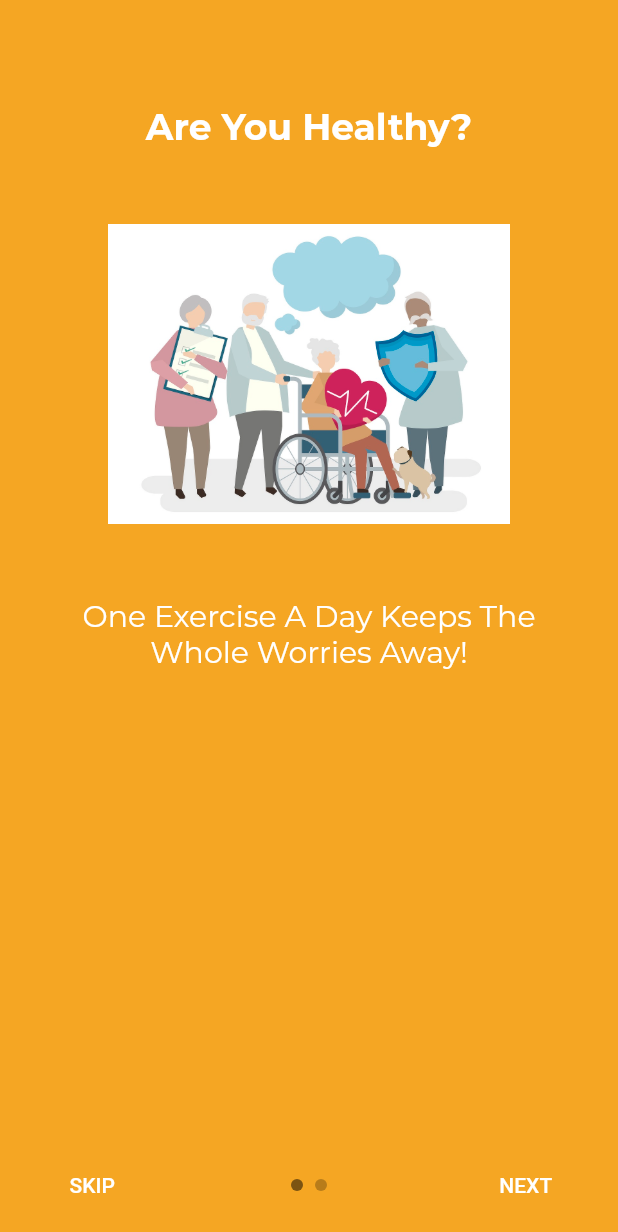
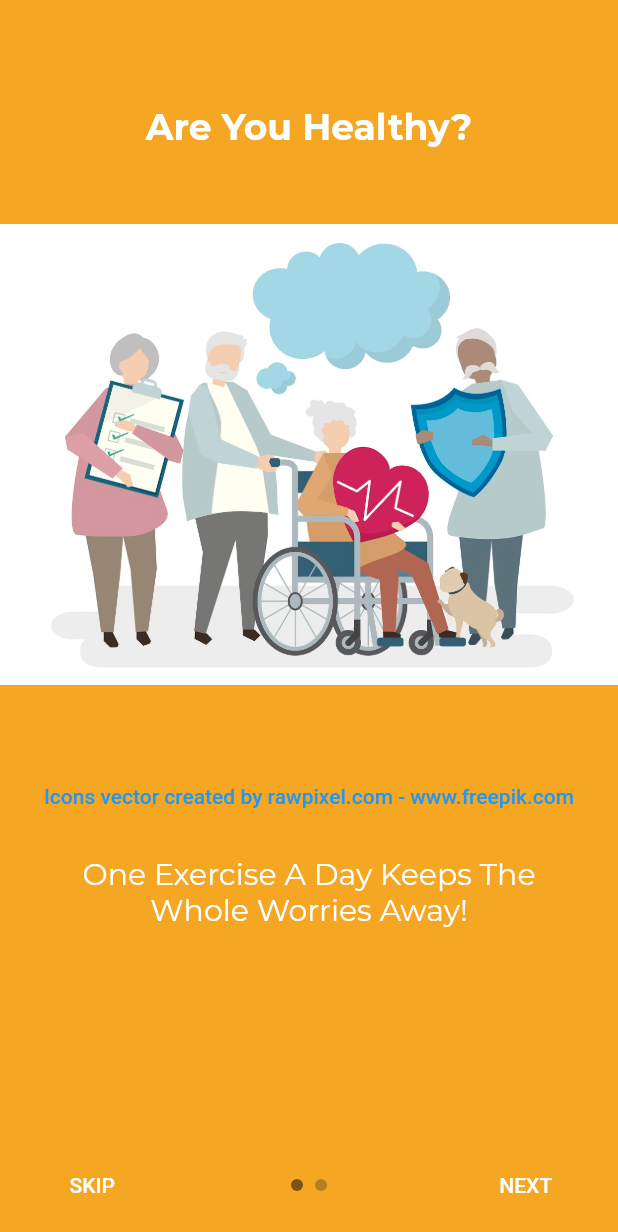
Before and after one commit to jovaandres/elderly, a Flutter app: the screen it shows after launch, on a phone screen of 412 x 824 dp. Shown: the top 1232 px of the screen. Run offline on Flutter 3.47's test engine with Material 2 defaults, Android fonts, the phone set to English and light mode, and no system bars; drawn by our look-alikes of intro_slider; our stand-ins replace cloud_firestore, contacts_service, firebase_auth, firebase_core, firebase_storage, flutter_datetime_picker and 11 more; missing offline and left inert: aes_crypt, android_alarm_manager, encrypt; accounts and stored records are empty.

Commit message:
add attribute to image from freepik

```diff
--- a/lib/ui/authentication/intro_screen.dart
+++ b/lib/ui/authentication/intro_screen.dart
@@ -1,6 +1,7 @@
 import 'package:flutter/material.dart';
 import 'package:intro_slider/intro_slider.dart';
 import 'package:intro_slider/slide_object.dart';
+import 'package:url_launcher/url_launcher.dart';
 import 'package:workout_flutter/common/constant.dart';
 import 'package:workout_flutter/common/navigation.dart';
 import 'package:workout_flutter/ui/authentication/login_page.dart';
@@ -22,8 +23,7 @@ class IntroScreenState extends State<IntroScreen> {
     slides.add(
       Slide(
         title: "Are You Healthy?",
-        description: "One Exercise A Day Keeps The Whole Worries Away!",
-        pathImage: "assets/slide_1.jpg",
+        centerWidget: Image.asset('assets/slide_1.jpg'),
         backgroundColor: Color(0xfff5a623),
         styleTitle: textStyle.copyWith(
           fontSize: 24,
@@ -34,13 +34,39 @@ class IntroScreenState extends State<IntroScreen> {
           fontSize: 20,
           color: Colors.white,
         ),
+        widgetDescription: Column(
+          mainAxisAlignment: MainAxisAlignment.center,
+          children: [
+            TextButton(
+              child: Text(
+                "Icons vector created by rawpixel.com - www.freepik.com",
+                textAlign: TextAlign.center,
+              ),
+              onPressed: () async {
+                if (await canLaunch("https://www.freepik.com/vectors/icons")) {
+                  await launch("https://www.freepik.com/vectors/icons");
+                } else {
+                  throw 'Could not launch';
+                }
+              },
+            ),
+            SizedBox(height: 16),
+            Text(
+              "One Exercise A Day Keeps The Whole Worries Away!",
+              textAlign: TextAlign.center,
+              style: textStyle.copyWith(
+                fontSize: 20,
+                color: Colors.white,
+              ),
+            ),
+          ],
+        ),
       ),
     );
     slides.add(
       Slide(
         title: "Are Your Happy?",
-        description: "Be Happy And Enjoy Life",
-        pathImage: "assets/slide_3.jpg",
+        centerWidget: Image.asset("assets/slide_3.jpg"),
         backgroundColor: Color(0xff9932CC),
         styleTitle: textStyle.copyWith(
           fontSize: 24,
@@ -50,6 +76,33 @@ class IntroScreenState extends State<IntroScreen> {
         styleDescription: textStyle.copyWith(
           fontSize: 20,
           color: Colors.white,
+        ),
+        widgetDescription: Column(
+          children: [
+            TextButton(
+              child: Text(
+                "Background vector created by rawpixel.com - www.freepik.com",
+                textAlign: TextAlign.center,
+              ),
+              onPressed: () async {
+                if (await canLaunch(
+                    "https://www.freepik.com/vectors/background")) {
+                  await launch("https://www.freepik.com/vectors/background");
+                } else {
+                  throw 'Could not launch';
+                }
+              },
+            ),
+            SizedBox(height: 16),
+            Text(
+              "Be Happy And Enjoy Life",
+              textAlign: TextAlign.center,
+              style: textStyle.copyWith(
+                fontSize: 20,
+                color: Colors.white,
+              ),
+            ),
+          ],
         ),
       ),
     );
--- a/lib/ui/authentication/login_page.dart
+++ b/lib/ui/authentication/login_page.dart
@@ -172,8 +172,8 @@ class _LoginPageState extends State<LoginPage> {
                   });
                   try {
                     FocusScope.of(context).unfocus();
-                    final inputEmail = _emailFieldController.text;
-                    final inputPassword = _passwordFieldController.text;
+                    final inputEmail = _emailFieldController.text.trim();
+                    final inputPassword = _passwordFieldController.text.trim();
 
                     await auth.signInWithEmailAndPassword(
                         email: inputEmail, password: inputPassword);
--- a/lib/ui/user_profile.dart
+++ b/lib/ui/user_profile.dart
@@ -145,6 +145,7 @@ class UserProfileState extends State<UserProfile> {
                                           mainAxisSize: MainAxisSize.min,
                                           children: [
                                             GestureDetector(
+                                              child: Tooltip(
                                                 child: Container(
                                                   height: 80,
                                                   decoration: BoxDecoration(
@@ -159,6 +160,9 @@ class UserProfileState extends State<UserProfile> {
                                                       ),
                                                     ),
                                                   ),
+                                                ),
+                                                message:
+                                                    'People vector created by pch.vector - www.freepik.com',
                                               ),
                                               onTap: () async {
                                                 await getImage();
```
Lines whose indentation alone changed are shown as unchanged.
